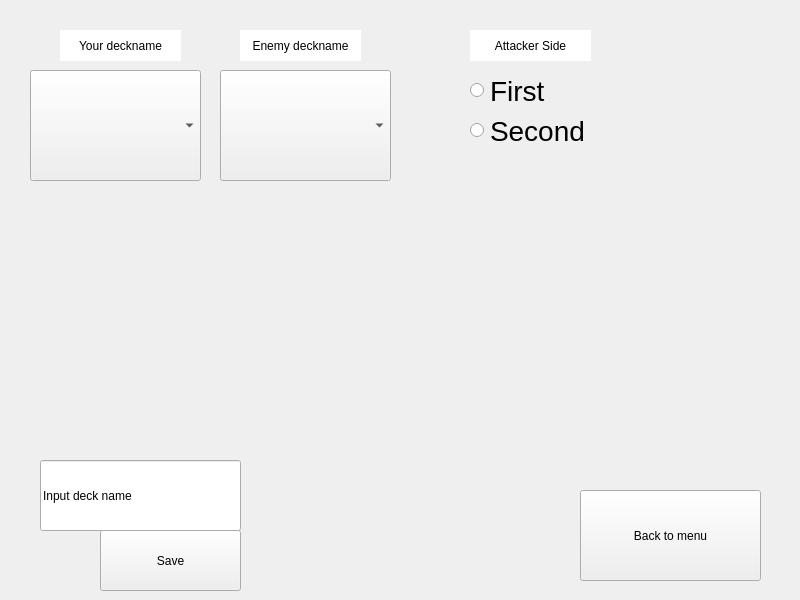
First picture: the form in yugioh_v1/form1.ui, repository negioic/yugiou-v1, before the edit.
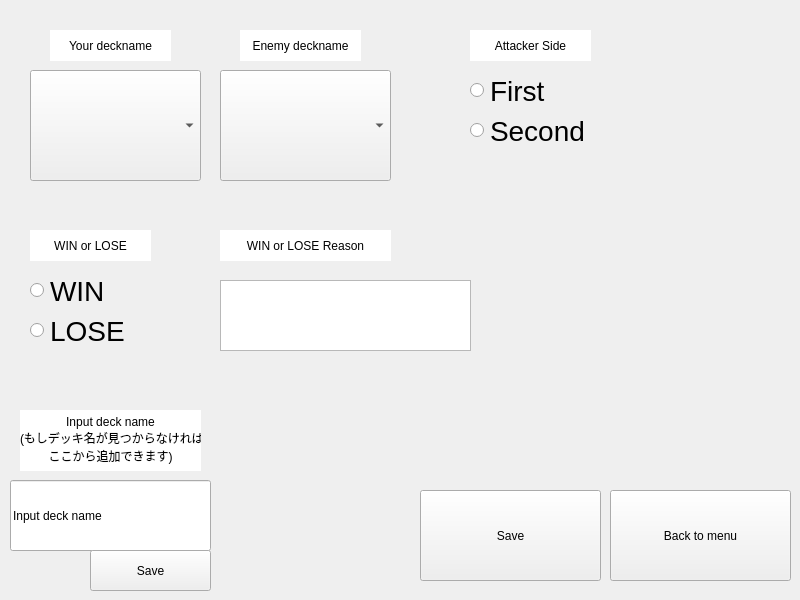
Second picture: the form after the edit.

```diff
--- a/yugioh_v1/form1.ui
+++ b/yugioh_v1/form1.ui
@@ -28,7 +28,7 @@
   <widget class="QPushButton" name="pushButton">
    <property name="geometry">
     <rect>
-     <x>580</x>
+     <x>610</x>
      <y>490</y>
      <width>181</width>
      <height>91</height>
@@ -41,8 +41,8 @@
   <widget class="QLineEdit" name="lineEdit">
    <property name="geometry">
     <rect>
-     <x>40</x>
-     <y>460</y>
+     <x>10</x>
+     <y>480</y>
      <width>201</width>
      <height>71</height>
     </rect>
@@ -54,10 +54,10 @@
   <widget class="QPushButton" name="saveButton">
    <property name="geometry">
     <rect>
-     <x>100</x>
-     <y>530</y>
-     <width>141</width>
-     <height>61</height>
+     <x>90</x>
+     <y>550</y>
+     <width>121</width>
+     <height>41</height>
     </rect>
    </property>
    <property name="text">
@@ -87,7 +87,7 @@
   <widget class="QLabel" name="label">
    <property name="geometry">
     <rect>
-     <x>60</x>
+     <x>50</x>
      <y>30</y>
      <width>121</width>
      <height>31</height>
@@ -177,6 +177,122 @@
     <string>Second</string>
    </property>
   </widget>
+  <widget class="QPushButton" name="savedataButton">
+   <property name="geometry">
+    <rect>
+     <x>420</x>
+     <y>490</y>
+     <width>181</width>
+     <height>91</height>
+    </rect>
+   </property>
+   <property name="text">
+    <string>Save</string>
+   </property>
+  </widget>
+  <widget class="QLabel" name="label_4">
+   <property name="geometry">
+    <rect>
+     <x>30</x>
+     <y>230</y>
+     <width>121</width>
+     <height>31</height>
+    </rect>
+   </property>
+   <property name="styleSheet">
+    <string notr="true">background-color: rgb(255, 255, 255);</string>
+   </property>
+   <property name="text">
+    <string>WIN or LOSE</string>
+   </property>
+   <property name="alignment">
+    <set>Qt::AlignmentFlag::AlignCenter</set>
+   </property>
+  </widget>
+  <widget class="QRadioButton" name="winloseButton1">
+   <property name="geometry">
+    <rect>
+     <x>30</x>
+     <y>270</y>
+     <width>111</width>
+     <height>41</height>
+    </rect>
+   </property>
+   <property name="font">
+    <font>
+     <pointsize>21</pointsize>
+    </font>
+   </property>
+   <property name="text">
+    <string>WIN</string>
+   </property>
+  </widget>
+  <widget class="QRadioButton" name="winloseButton2">
+   <property name="geometry">
+    <rect>
+     <x>30</x>
+     <y>310</y>
+     <width>121</width>
+     <height>41</height>
+    </rect>
+   </property>
+   <property name="font">
+    <font>
+     <pointsize>21</pointsize>
+    </font>
+   </property>
+   <property name="text">
+    <string>LOSE</string>
+   </property>
+  </widget>
+  <widget class="QLabel" name="label_5">
+   <property name="geometry">
+    <rect>
+     <x>220</x>
+     <y>230</y>
+     <width>171</width>
+     <height>31</height>
+    </rect>
+   </property>
+   <property name="styleSheet">
+    <string notr="true">background-color: rgb(255, 255, 255);</string>
+   </property>
+   <property name="text">
+    <string>WIN or LOSE Reason</string>
+   </property>
+   <property name="alignment">
+    <set>Qt::AlignmentFlag::AlignCenter</set>
+   </property>
+  </widget>
+  <widget class="QTextEdit" name="reasontextEdit">
+   <property name="geometry">
+    <rect>
+     <x>220</x>
+     <y>280</y>
+     <width>251</width>
+     <height>71</height>
+    </rect>
+   </property>
+  </widget>
+  <widget class="QLabel" name="label_6">
+   <property name="geometry">
+    <rect>
+     <x>20</x>
+     <y>410</y>
+     <width>181</width>
+     <height>61</height>
+    </rect>
+   </property>
+   <property name="styleSheet">
+    <string notr="true">background-color: rgb(255, 255, 255);</string>
+   </property>
+   <property name="text">
+    <string>&lt;html&gt;&lt;head/&gt;&lt;body&gt;&lt;p&gt;Input deck name&lt;br/&gt;(もしデッキ名が見つからなければ&lt;br/&gt;ここから追加できます)&lt;/p&gt;&lt;/body&gt;&lt;/html&gt;</string>
+   </property>
+   <property name="alignment">
+    <set>Qt::AlignmentFlag::AlignCenter</set>
+   </property>
+  </widget>
  </widget>
  <resources/>
  <connections/>
```
Left out of the diff: 14 changed lines with no effect on the pictures.
